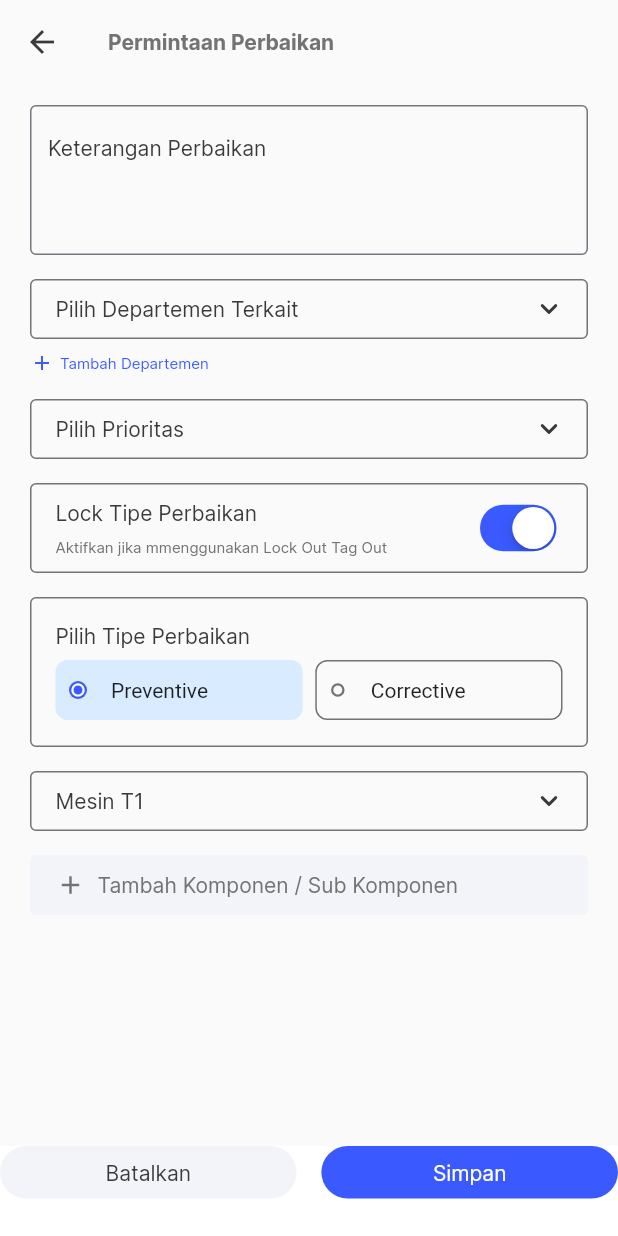
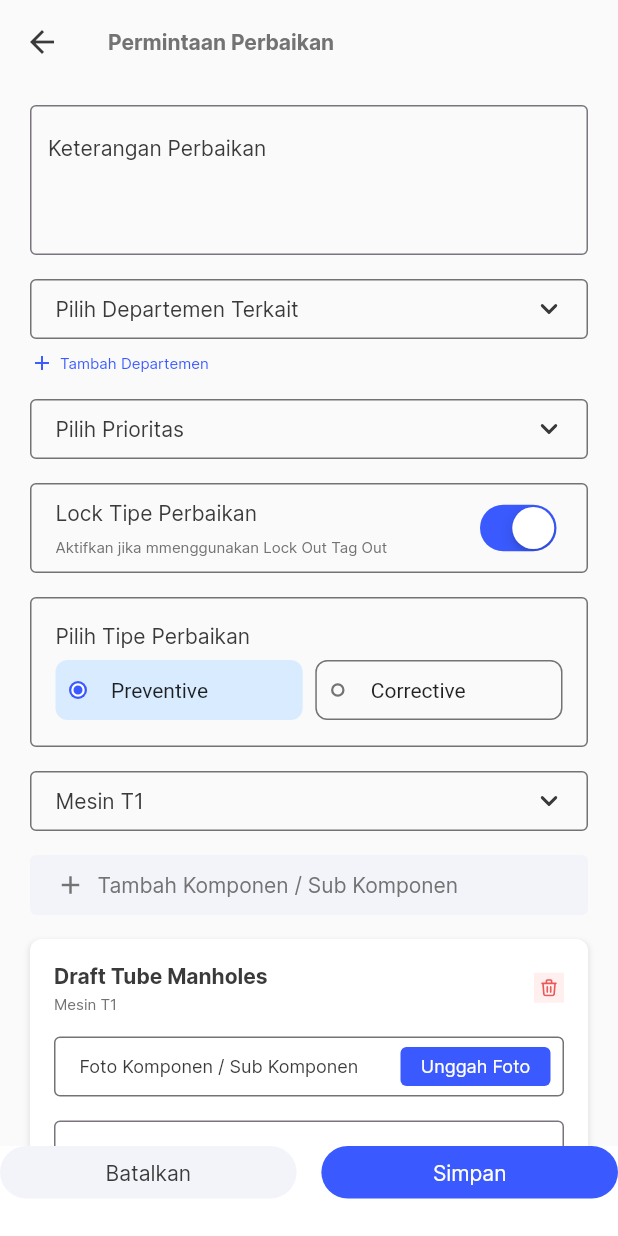
Before and after one commit to framadhan99/PLTA-app, a Flutter app: the PermintaanPerbaikanPage screen opened directly, on a phone screen of 412 x 824 dp. Run offline on Flutter 3.47's test engine with Material 2 defaults, Android fonts, the phone set to English and light mode, and no system bars; our stand-ins replace easy_date_timeline, flutter_svg.

Commit message:
detail task donw

```diff
--- a/lib/config/asset_colors.dart
+++ b/lib/config/asset_colors.dart
@@ -15,4 +15,6 @@ class AssetColors {
   static const Color orange = Color(0xFFF68E12);
   static const Color greenLight = Color(0xFFF3F9F2);
   static const Color green = Color(0xFF4AD334);
+  static const Color redLight = Color(0xFFFFEFEF);
+  static const Color red = Color(0xFFEA5858);
 }
--- a/lib/config/asset_paths.dart
+++ b/lib/config/asset_paths.dart
@@ -7,6 +7,7 @@ class AssetPaths {
   static const String icDropdown = "assets/icons/icDropdown.svg";
   static const String icAdjustments = "assets/icons/icAdjustments.svg";
   static const String icCeklis = "assets/icons/icCeklis.svg";
+  static const String icDelete = "assets/icons/icDelete.svg";
 
   static const String imgMesin = "assets/images/mesin.png";
   static const String imgProfile = "assets/images/imgProfile.png";
--- a/lib/pages/permintaan_perbaikan_page.dart
+++ b/lib/pages/permintaan_perbaikan_page.dart
@@ -9,6 +9,7 @@ import 'package:plta_app/widgets/appbar/appbar_primary.dart';
 import 'package:plta_app/widgets/button/button_primary.dart';
 import 'package:plta_app/widgets/button/button_radio.dart';
 import 'package:plta_app/widgets/card/card_grey.dart';
+import 'package:plta_app/widgets/card/card_shadow_widget.dart';
 import 'package:plta_app/widgets/texfield/textfield_general_widget.dart';
 import 'package:plta_app/widgets/texfield/textfield_search.dart';
 
@@ -31,6 +32,7 @@ class _PermintaanPerbaikanPageState extends State<PermintaanPerbaikanPage> {
       appBar: AppBarPrimary(title: 'Permintaan Perbaikan'),
       body: SingleChildScrollView(
         padding: EdgeInsets.symmetric(horizontal: 20),
+        child: SingleChildScrollView(
           child: Column(
             children: [
               Container(
@@ -275,7 +277,8 @@ class _PermintaanPerbaikanPageState extends State<PermintaanPerbaikanPage> {
                                                   style: AssetStyle.desText,
                                                 ),
                                               ],
-                                            )),
+                                            ),
+                                          ),
                                         ),
                                       ),
                                     ],
@@ -319,7 +322,97 @@ class _PermintaanPerbaikanPageState extends State<PermintaanPerbaikanPage> {
                   ),
                 ),
               ),
+              verticalSpace(16),
+              ...List.generate(
+                10,
+                (index) => CardShadow(
+                  height: 190,
+                  width: screenWidth(context),
+                  child: Column(
+                    children: [
+                      Row(
+                        children: [
+                          Column(
+                            crossAxisAlignment: CrossAxisAlignment.start,
+                            mainAxisAlignment: MainAxisAlignment.center,
+                            children: [
+                              Text(
+                                'Draft Tube Manholes',
+                                style: AssetStyle.primaryText.copyWith(
+                                  fontWeight: FontWeight.w600,
+                                ),
+                              ),
+                              verticalSpace(4),
+                              Text(
+                                'Mesin T1',
+                                style:
+                                    AssetStyle.desText.copyWith(fontSize: 10),
+                              ),
                             ],
+                          ),
+                          Spacer(),
+                          Container(
+                            padding: EdgeInsets.all(4),
+                            height: 20,
+                            width: 20,
+                            decoration: BoxDecoration(
+                              color: AssetColors.redLight,
+                            ),
+                            child: SvgPicture.asset(
+                              AssetPaths.icDelete,
+                            ),
+                          )
+                        ],
+                      ),
+                      verticalSpace(16),
+                      Container(
+                        padding: EdgeInsets.only(left: 16, right: 8),
+                        width: screenWidth(context),
+                        height: 40,
+                        decoration: BoxDecoration(
+                          border: Border.all(color: AssetColors.greyLight),
+                          borderRadius: BorderRadius.circular(4),
+                        ),
+                        child: Row(
+                          children: [
+                            Text(
+                              'Foto Komponen / Sub Komponen',
+                              style: AssetStyle.primaryText.copyWith(
+                                fontSize: 12,
+                              ),
+                            ),
+                            Spacer(),
+                            Container(
+                              margin: EdgeInsets.only(top: 6, bottom: 6),
+                              width: 100,
+                              decoration: BoxDecoration(
+                                borderRadius: BorderRadius.circular(4),
+                                color: AssetColors.blue,
+                              ),
+                              alignment: Alignment.center,
+                              child: Text(
+                                'Unggah Foto',
+                                style: AssetStyle.primaryText.copyWith(
+                                    color: Colors.white, fontSize: 12),
+                              ),
+                            ),
+                          ],
+                        ),
+                      ),
+                      verticalSpace(16),
+                      TextFieldGeneral(
+                        hintText: 'Keterangan Perbaikan',
+                        hintStyle: AssetStyle.primaryText.copyWith(
+                          fontSize: 12,
+                        ),
+                      )
+                    ],
+                  ),
+                ),
+              ),
+              verticalSpace(60)
+            ],
+          ),
         ),
       ),
       bottomSheet: Container(
```
Also changed, not shown: assets/icons/icDelete.svg (added). Lines whose indentation alone changed are shown as unchanged.
